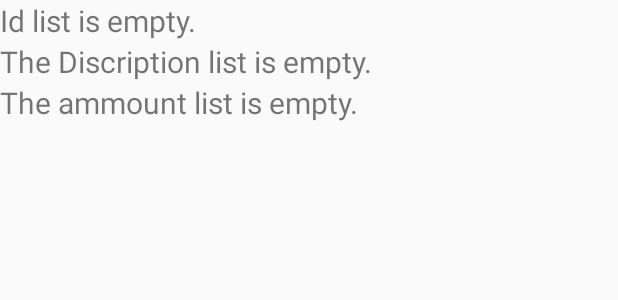
After one commit to RSandhir/CustomProgressBAr, an Android app: the layout custom_layout.xml on its own in the app's theme, with its tools: preview values and no code run, on a phone screen of 412 x 824 dp. The commit adds this screen. Shown: the top 300 px of the screen. Run offline under Robolectric (Android 15) with nearby library versions, the phone set to English and light mode, and no system bars.

Commit message:
Added Listview

```diff
--- a/app/src/main/AndroidManifest.xml
+++ b/app/src/main/AndroidManifest.xml
@@ -9,6 +9,7 @@
         android:roundIcon="@mipmap/ic_launcher_round"
         android:supportsRtl="true"
         android:theme="@style/AppTheme">
+        <activity android:name=".SpendingsListView"></activity>
         <activity android:name=".pocketmoney">
             <intent-filter>
                 <action android:name="android.intent.action.MAIN" />
@@ -16,8 +17,7 @@
                 <category android:name="android.intent.category.LAUNCHER" />
             </intent-filter>
         </activity>
-        <activity android:name=".MainActivity">
-        </activity>
+        <activity android:name=".MainActivity"></activity>
     </application>
 
 </manifest>
--- a/app/src/main/java/com/rbi/customprogressbar/DatabaseHelper.java
+++ b/app/src/main/java/com/rbi/customprogressbar/DatabaseHelper.java
@@ -17,7 +17,7 @@ public class DatabaseHelper extends SQLiteOpenHelper {
 
     @Override
     public void onCreate(SQLiteDatabase sqLiteDatabase) {
-        String sql_cmd = "CREATE TABLE " + Table_Name + "(_id INTEGER PRIMARY KEY AUTOINCREMENT NOT NULL,Description TEXT,Spendings INTEGER)";
+        String sql_cmd = "CREATE TABLE " + Table_Name + "(Id INTEGER PRIMARY KEY AUTOINCREMENT NOT NULL,Description TEXT,Spendings INTEGER)";
         sqLiteDatabase.execSQL(sql_cmd);
 
     }
--- /dev/null
+++ b/app/src/main/res/layout/custom_layout.xml
@@ -0,0 +1,29 @@
+<?xml version="1.0" encoding="utf-8"?>
+<LinearLayout xmlns:android="http://schemas.android.com/apk/res/android"
+    android:layout_width="match_parent"
+    android:layout_height="wrap_content"
+    android:orientation="vertical">
+
+
+    <TextView
+        android:id="@+id/tv_id"
+        android:layout_width="match_parent"
+        android:layout_height="wrap_content"
+        android:text="Id list is empty."
+        android:textSize="20dp" />
+
+    <TextView
+        android:id="@+id/tv_dis"
+        android:layout_width="match_parent"
+        android:layout_height="wrap_content"
+        android:text="The Discription list is empty."
+        android:textSize="20dp" />
+
+    <TextView
+        android:id="@+id/tv_amt"
+        android:layout_width="match_parent"
+        android:layout_height="wrap_content"
+        android:text="The ammount list is empty."
+        android:textSize="20dp" />
+
+</LinearLayout>
```
Also changed, not shown: app/src/main/java/com/rbi/customprogressbar/CustomAdapter.java (added, +71 -0 lines), app/src/main/java/com/rbi/customprogressbar/MainActivity.java (+5 -3 lines), app/src/main/java/com/rbi/customprogressbar/SpendingsListView.java (added, +50 -0 lines), app/src/main/res/layout/activity_spendings_list_view.xml (added, +13 -0 lines).
